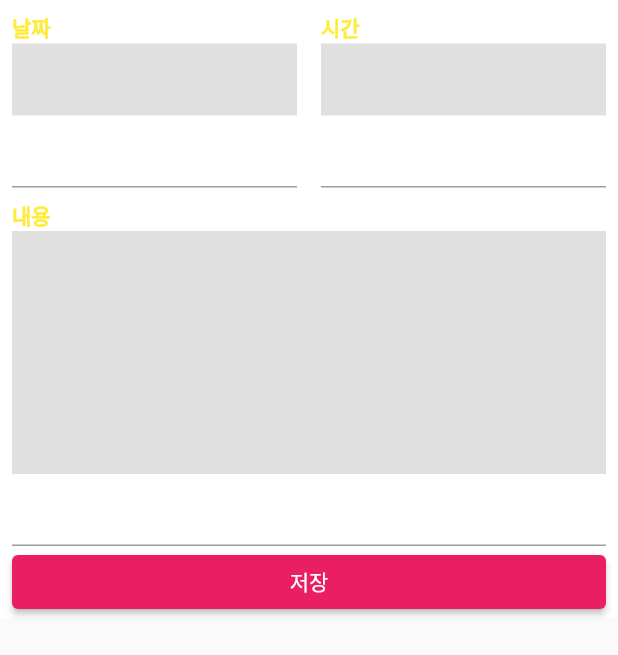
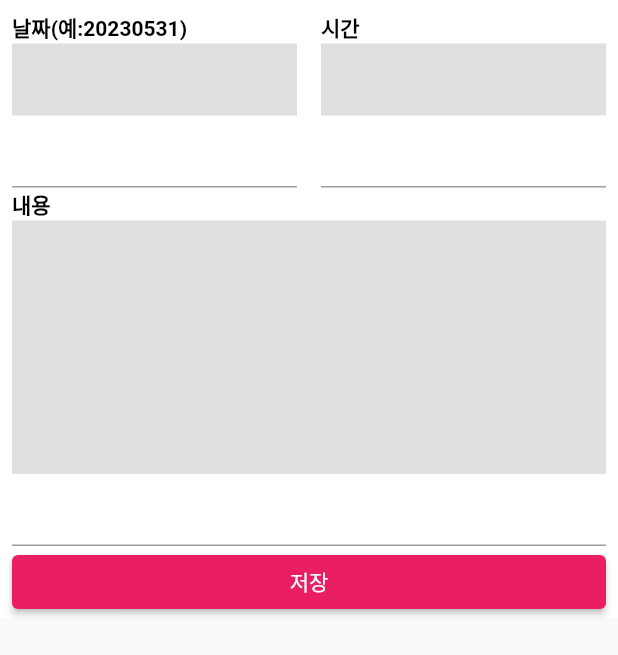
Before and after one commit to sondo9185/Calender, a Flutter app: the ScheduleBottomSheet widget shown alone on an empty page, opened directly, on a phone screen of 412 x 824 dp. Shown: the top 655 px of the screen. Run offline on Flutter 3.47's test engine with Material 2 defaults, Android fonts, the phone set to English and light mode, and no system bars; our stand-ins replace table_calendar.

Commit message:
바텀 시트에서의 키보드추가

```diff
--- a/lib/custom_text_field.dart
+++ b/lib/custom_text_field.dart
@@ -19,7 +19,7 @@ class CustomTextField extends StatelessWidget {
         Text(
           label,
           style: const TextStyle(
-            color: Colors.yellow,
+            color: Colors.black,
             fontWeight: FontWeight.w600,
           ),
         ),
@@ -36,7 +36,7 @@ class CustomTextField extends StatelessWidget {
                 border: InputBorder.none,
                 filled: true,
                 fillColor: Colors.grey[300],
-                suffixText: isTime ? '시' : null,
+                //suffixText: isTime ? '' : null,
               ),
           ),
         ),
--- a/lib/schedule_bottom_sheet.dart
+++ b/lib/schedule_bottom_sheet.dart
@@ -11,19 +11,20 @@ class ScheduleBottomSheet extends StatefulWidget {
 class _ScheduleBottomSheetState extends State<ScheduleBottomSheet> {
   @override
   Widget build(BuildContext context) {
+    final bottomInset = MediaQuery.of(context).viewInsets.bottom;
     return SafeArea(
       child: Container(
-        height: MediaQuery.of(context).size.height / 2,
+        height: MediaQuery.of(context).size.height / 2 + bottomInset,
         color: Colors.white,
         child: Padding(
-          padding: const EdgeInsets.only(left: 8, right: 8, top: 8),
+          padding: EdgeInsets.only(left: 8, right: 8, top: 8, bottom: bottomInset),
           child: Column(
             children: [
               const Row(
                 children: [
                   Expanded(
                     child: CustomTextField(
-                      label: '날짜',
+                      label: '날짜(예:20230531)',
                       isTime: true,
                       ),
                     ),
@@ -36,7 +37,7 @@ class _ScheduleBottomSheetState extends State<ScheduleBottomSheet> {
                     ),
                 ],
               ),
-              const SizedBox(height: 8.0),
+              const SizedBox(height: 1.0),
               const Expanded(
                 child: CustomTextField(
                   label: '내용',
--- a/lib/tapbar.dart
+++ b/lib/tapbar.dart
@@ -39,7 +39,8 @@ class _TapBarState extends State<TapBar> with TickerProviderStateMixin{
             showModalBottomSheet(
               context: context,
               builder: (_) => ScheduleBottomSheet(),
-              isDismissible: true,
+              //isDismissible: true,
+              isScrollControlled: true,
             );
           },
           child: const Icon(
@@ -87,6 +88,7 @@ class _TapBarState extends State<TapBar> with TickerProviderStateMixin{
                     color: Colors.white,
                     alignment: Alignment.center,
                     child: TableCalendar(
+                      locale: 'ko_kr',
                         focusedDay: DateTime.now(),
                         firstDay: DateTime(2000,01,01),
                         lastDay: DateTime(2100,12,31),
```
Also changed, not shown: lib/main.dart (+6 -1 lines).
